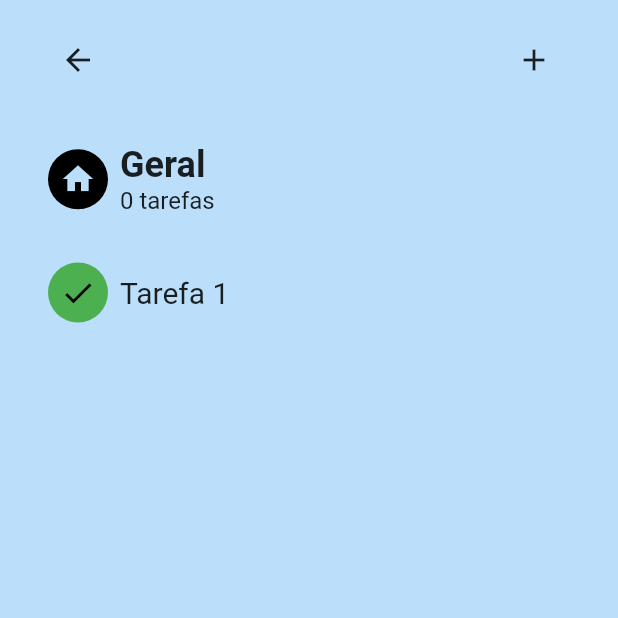
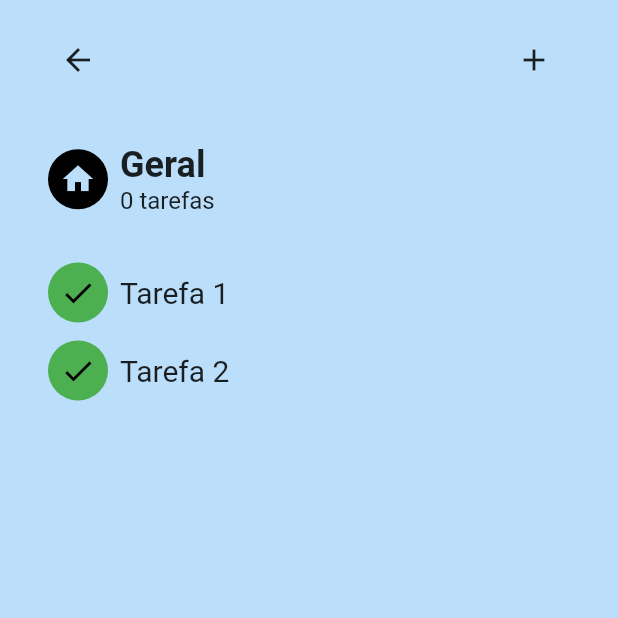
Before and after one commit to JacksonMonteiro/flutter_todo_app, a Flutter app: the CategoryView screen opened directly with sample values from the repository, on a phone screen of 412 x 824 dp, the top half of it. Run offline on Flutter 3.47's test engine with Material 2 defaults, Android fonts, the phone set to English and light mode, and no system bars; our stand-ins replace flutter_bloc; missing offline and left inert: flutter_iconpicker.

Commit message:
todo logic finished and project architecture migrated to Model-View-Presenter

```diff
--- /dev/null
+++ b/lib/app/presenters/category_view_presenter.dart
@@ -0,0 +1,44 @@
+import 'package:flutter/cupertino.dart';
+import 'package:todo/app/models/task_model.dart';
+import 'package:todo/app/services/interfaces/service_interface.dart';
+import 'package:todo/app/services/task_service.dart';
+
+abstract class CategoryViewContract {
+  start() {}
+  changeState() {}
+}
+
+class CategoryViewPresenter {
+  // Variables
+  List<Task> tasks = [];
+
+  // State and service
+  final state = ValueNotifier<CategoryViewState>(CategoryViewState.start);
+  IService taskServices = TaskService();
+
+  final CategoryViewContract contract;
+  CategoryViewPresenter(this.contract);
+
+  getTasks() {
+    tasks = taskServices.get() as List<Task>;
+  }
+
+  addTask(Task task) {
+    tasks = taskServices.add(task) as List<Task>;
+    contract.changeState();
+  }
+
+  removeTask(Task task) {
+    tasks = taskServices.remove(task) as List<Task>;
+    contract.changeState();
+  }
+
+  stateManager(CategoryViewState state) {
+    switch(state) {
+      case CategoryViewState.start:
+        return contract.start();
+    }
+  }
+}
+
+enum  CategoryViewState { start }
--- a/lib/app/utils/routes.dart
+++ b/lib/app/utils/routes.dart
@@ -19,7 +19,7 @@ class Routes {
   // Routes map
   Map<String, Widget Function(BuildContext)> get routes => {
     HOME: (context) => const HomeView(),
-    // CATEGORY: (context)  => const CategoryView(),
-    // ADD_TASK: (context) => const AddTaskView(),
+    CATEGORY: (context)  => const CategoryView(),
+    ADD_TASK: (context) => const AddTaskView(),
   };
 }
--- a/lib/app/views/category_view.dart
+++ b/lib/app/views/category_view.dart
@@ -1,6 +1,8 @@
 import 'package:flutter/material.dart';
 import 'package:flutter_bloc/flutter_bloc.dart';
 import 'package:todo/app/models/category_model.dart';
+import 'package:todo/app/models/task_model.dart';
+import 'package:todo/app/presenters/category_view_presenter.dart';
 import 'package:todo/app/utils/routes.dart';
 
 class CategoryView extends StatefulWidget {
@@ -10,15 +12,31 @@ class CategoryView extends StatefulWidget {
   State<CategoryView> createState() => _CategoryViewState();
 }
 
-class _CategoryViewState extends State<CategoryView> {
+class _CategoryViewState extends State<CategoryView> implements CategoryViewContract {
+  late CategoryViewPresenter _presenter;
+
+  @override
+  void initState() {
+    super.initState();
+    _presenter = CategoryViewPresenter(this);
+    _presenter.getTasks();
+  }
 
   @override
   Widget build(BuildContext context) {
+
+    return Scaffold(
+      body: AnimatedBuilder(
+        animation: _presenter.state,
+        builder: (context, child) => _presenter.stateManager(_presenter.state.value)),
+    );
+  }
+
+  @override
+  start() {
     Category category = ModalRoute.of(context)?.settings.arguments as Category;
 
-
-    return Scaffold(
-      body: SafeArea(
+    return SafeArea(
         child: Container(
           padding: const EdgeInsets.symmetric(vertical: 16, horizontal: 32),
           width: double.infinity,
@@ -40,7 +58,7 @@ class _CategoryViewState extends State<CategoryView> {
                       onPressed: () {
                         Navigator.of(context).pushNamed(
                             Routes.instance.ADD_TASK,
-                            arguments: category.color);
+                            arguments: {"color": category.color, "presenter": _presenter});
                       },
                       icon: const Icon(Icons.add)),
                 ],
@@ -80,13 +98,17 @@ class _CategoryViewState extends State<CategoryView> {
               ListView.builder(
                       scrollDirection: Axis.vertical,
                       shrinkWrap: true,
-                      itemCount: 1,
-                      itemBuilder: (context, i) => Row(
+                      itemCount: _presenter.tasks.length,
+                      itemBuilder: (context, i) => Padding(
+                        padding: const EdgeInsets.only(bottom: 12.0),
+                        child: Row(
                               children: [
                                 CircleAvatar(
                                   backgroundColor: Colors.green,
                                   child: IconButton(
-                                  onPressed: () {},
+                                    onPressed: () {
+                                      _presenter.removeTask(Task(name: _presenter.tasks[i].name, category: category.name));
+                                    },
                                     icon: const Icon(
                                       Icons.check,
                                       color: Colors.black,
@@ -97,15 +119,20 @@ class _CategoryViewState extends State<CategoryView> {
                                   width: 8,
                                 ),
                                 Text(
-                                'Tarefa 1',
+                                  _presenter.tasks[i].name,
                                   style: const TextStyle(fontSize: 20),
                                 ),
                               ],
+                            ),
                       ))
             ],
           ),
         ),
-      ),
       );
   }
+
+  @override
+  changeState() {
+    setState(() {});
   }
+}
```
Also changed, not shown: lib/app/components/category_form_component.dart (+5 -2 lines), lib/app/presenters/home_presenter.dart (+13 -4 lines), lib/app/services/task_service.dart (+10 -7 lines), lib/app/views/add_task_view.dart (+10 -4 lines), lib/app/views/home_view.dart (+24 -17 lines). Lines whose indentation alone changed are shown as unchanged.
